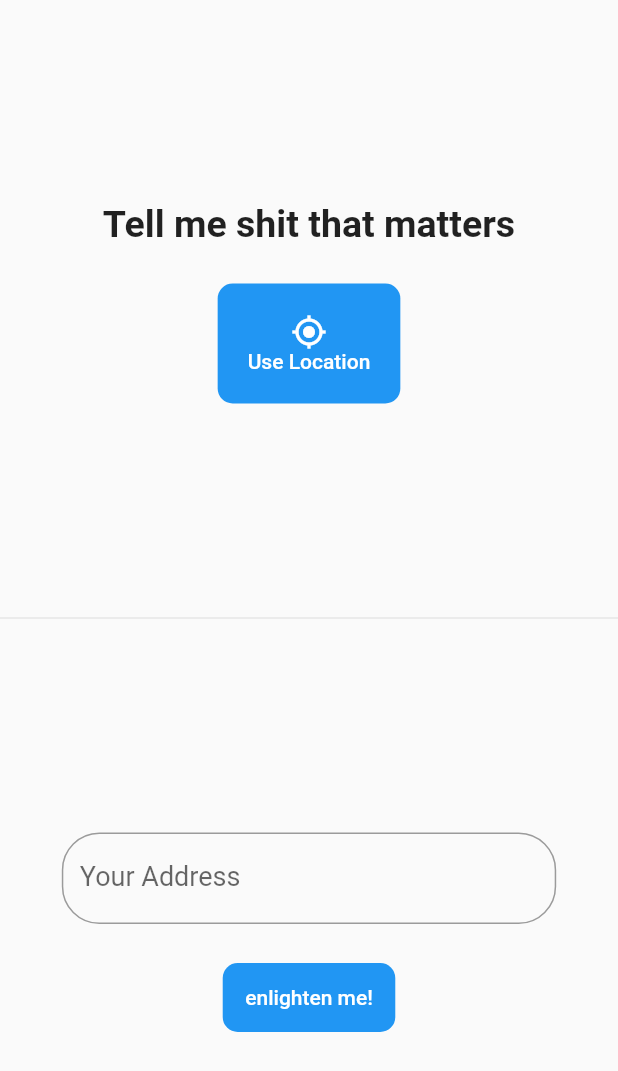
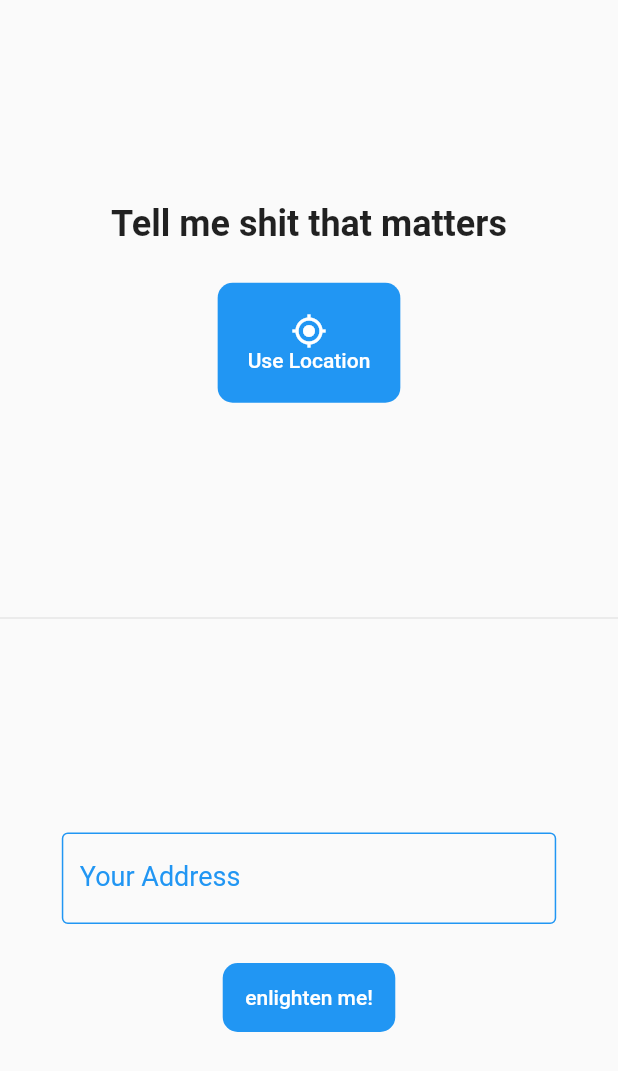
Before and after one commit to legismate/legismate_mobile, a Flutter app: the EnterAddress screen opened by its route, after a tap on "enlighten me!", on a phone screen of 412 x 824 dp. Shown: the top 1071 px of the screen. Run offline on Flutter 3.47's test engine with Material 2 defaults, Android fonts, the phone set to English and light mode, and no system bars; our stand-ins replace shared_preferences; accounts and stored records are empty; network calls fail.

Commit message:
started stubbing out bills, moved app bar + bottom nav to widgets file

```diff
--- a/lib/main.dart
+++ b/lib/main.dart
@@ -24,7 +24,6 @@ class Legismate extends StatelessWidget {
         brightness: Brightness.light,
         primaryColor: Colors.white,
         accentColor: Colors.black,
-
         // Define the default TextTheme. Use this to specify the default
         // text styling for headlines, titles, bodies of text, and more.
         textTheme: TextTheme(
@@ -39,6 +38,7 @@ class Legismate extends StatelessWidget {
         builder: (buildContext, snapshot) {
           if(snapshot.hasData) {
             if(!snapshot.data){
+//              return BillsHome();
               return EnterAddress();
             }
 
--- /dev/null
+++ b/lib/models/bill.dart
@@ -0,0 +1,30 @@
+class Bill {
+  final String file;
+  final String title;
+  final DateTime agendaDate;
+  final String status;
+  final String committee;
+  final String legistarID;
+
+  Bill({this.file, this.title, this.agendaDate, this.status, this.committee, this.legistarID});
+
+  factory Bill.fromJson(Map<String, dynamic> json) {
+    return Bill(
+      file: json['File'],
+      title: json['Title'],
+      agendaDate: json['AgendaDate'],
+      status: json['Status'],
+      committee: json['Committee'],
+      legistarID: json['LegistarID'],
+    );
+  }
+
+
+//  "File": "CB 119498",
+//  "Title": "AN ORDINANCE relating to the City Light Department; accepting statutory warranty deeds to the Massnick and Levins properties in Pend Oreille County, Washington, both to be managed as Project Habitat Lands as required by the Federal Energy Regulatory Commission (FERC) License Order for the Boundary Hydroelectric Project; and placing said lands under the jurisdiction of the City Light Department.",
+//  "AgendaDate": "2019-09-03T00:00:00Z",
+//  "Status": "Full Council Agenda Ready",
+//  "Committee": "Finance and Neighborhoods Committee",
+//  "LegistarID": 8448
+
+}
--- a/lib/screens/bills.dart
+++ b/lib/screens/bills.dart
@@ -1,4 +1,5 @@
 import 'package:flutter/material.dart';
+import 'package:legismate_mobile/components/widgets.dart';
 
 class BillsHome extends StatefulWidget {
   @override
@@ -9,7 +10,8 @@ class _BillsHomeState extends State<BillsHome> {
   @override
   Widget build(BuildContext context) {
     return Scaffold(
-      appBar: null,
+      appBar: ReusableWidgets.getAppBar(),
+      bottomNavigationBar: ReusableWidgets.getBottomNav(),
       body: Text('bills, bills, bills man'),
     );
   }
--- a/lib/screens/enteraddress.dart
+++ b/lib/screens/enteraddress.dart
@@ -11,6 +11,7 @@ class EnterAddress extends StatefulWidget {
 
 class _EnterAddressState extends State<EnterAddress> {
   final addressController = TextEditingController();
+  //TODO: use to display progress for the user
   bool districtApiCall = false; //indicates whether or not we've made the district api call
 
   @override
@@ -53,9 +54,7 @@ class _EnterAddressState extends State<EnterAddress> {
                         crossAxisAlignment: CrossAxisAlignment.center,
                         children: <Widget>[
                           Text('Tell me shit that matters',
-                          style: TextStyle(
-                              fontWeight: FontWeight.w700,
-                              fontSize: 25)),
+                          style: Theme.of(context).textTheme.headline),
                           Container(
                             margin: const EdgeInsets.only(top: 25.0),
                             child: FlatButton(
@@ -96,12 +95,17 @@ class _EnterAddressState extends State<EnterAddress> {
                             child: TextField(
                                 controller: addressController,
                                 decoration: new InputDecoration(
-                                labelText: "Your Address",
-                                fillColor: Colors.white,
-                                border: new OutlineInputBorder(
-                                  borderRadius: new BorderRadius.circular(25.0),
-                                  borderSide: new BorderSide(),
-                                ),
+                                  labelText: "Your Address",
+                                  labelStyle: TextStyle(color: Colors.blue),
+                                  fillColor: Colors.white,
+                                  enabledBorder: OutlineInputBorder(
+                                    borderRadius: BorderRadius.all(Radius.circular(4)),
+                                    borderSide: BorderSide(color: Colors.blue),
+                                  ),
+                                  focusedBorder: OutlineInputBorder(
+                                    borderRadius: BorderRadius.all(Radius.circular(4)),
+                                    borderSide: BorderSide(color: Colors.blue),
+                                  ),
                               ),
                             ),
                           ),
@@ -110,11 +114,11 @@ class _EnterAddressState extends State<EnterAddress> {
                             child: FlatButton(
                               onPressed: () {
                                 debugPrint(addressController.text);
-//                                setState(() {
-//                                  districtApiCall = true;
-//                                });
-//                                //TODO: validate, make sure that address is populated
-//                                _callDistrictApi(addressController.text);
+                                setState(() {
+                                  districtApiCall = true;
+                                });
+                                //TODO: validate, make sure that address is populated
+                                _callDistrictApi(addressController.text);
                               },
                               padding: EdgeInsets.all(15.0),
                               color: Colors.blue,
--- a/lib/services/legismateapi.dart
+++ b/lib/services/legismateapi.dart
@@ -1,9 +1,10 @@
 import 'dart:convert';
 import 'package:http/http.dart' as http;
 import 'package:legismate_mobile/models/district.dart';
+import 'package:legismate_mobile/models/bill.dart';
 
 class LegismateApi {
-  static const _BASE_URL = "localhost:8888";
+  static const _BASE_URL = "localhost:3000";
 
   Future<District> getDistricts(String location) async {
     final districtUrl = _BASE_URL + "/district?q=$location";
@@ -12,4 +13,12 @@ class LegismateApi {
     return District.fromJson(responseJson);
   }
 
+  Future<List<Bill>> getUpcomingBills() async {
+    final upcomingBillsUrl = _BASE_URL + "/district?level=CITY&levelValue=seattle";
+    final response = await http.get(upcomingBillsUrl);
+    Iterable list = json.decode(response.body);
+    List<Bill> bills = list.map((m) => Bill.fromJson(m)).toList();
+    return bills;
+  }
+
 }
```
Also changed, not shown: lib/components/widgets.dart (added, +29 -0 lines), lib/screens/districts.dart (+3 -18 lines).
